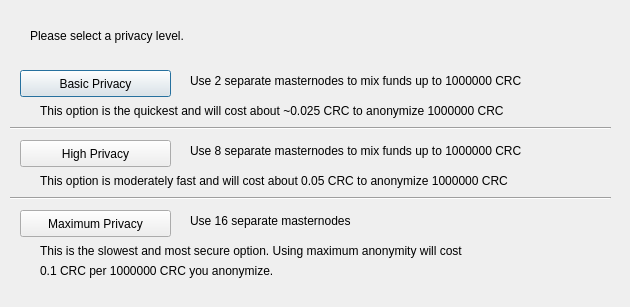
Before: the Qt Designer form src/qt/forms/darksendconfig.ui in cryptocrowdclub/Crowdcoin, drawn with Qt 5.
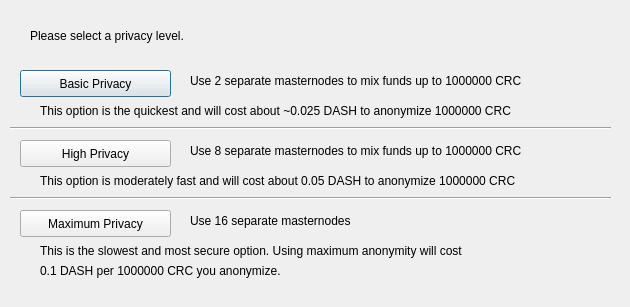
After: the same form once the commit is applied.

Patch:
```diff
--- a/src/qt/forms/darksendconfig.ui
+++ b/src/qt/forms/darksendconfig.ui
@@ -114,7 +114,7 @@
     </rect>
    </property>
    <property name="text">
-    <string>This option is the quickest and will cost about ~0.025 CRC to anonymize 1000000 CRC</string>
+    <string>This option is the quickest and will cost about ~0.025 DASH to anonymize 1000000 CRC</string>
    </property>
   </widget>
   <widget class="QLabel" name="label_7">
@@ -127,7 +127,7 @@
     </rect>
    </property>
    <property name="text">
-    <string>This option is moderately fast and will cost about 0.05 CRC to anonymize 1000000 CRC</string>
+    <string>This option is moderately fast and will cost about 0.05 DASH to anonymize 1000000 CRC</string>
    </property>
   </widget>
   <widget class="QLabel" name="label_8">
@@ -153,7 +153,7 @@
     </rect>
    </property>
    <property name="text">
-    <string>0.1 CRC per 1000000 CRC you anonymize.</string>
+    <string>0.1 DASH per 1000000 CRC you anonymize.</string>
    </property>
   </widget>
   <widget class="Line" name="line">
```
